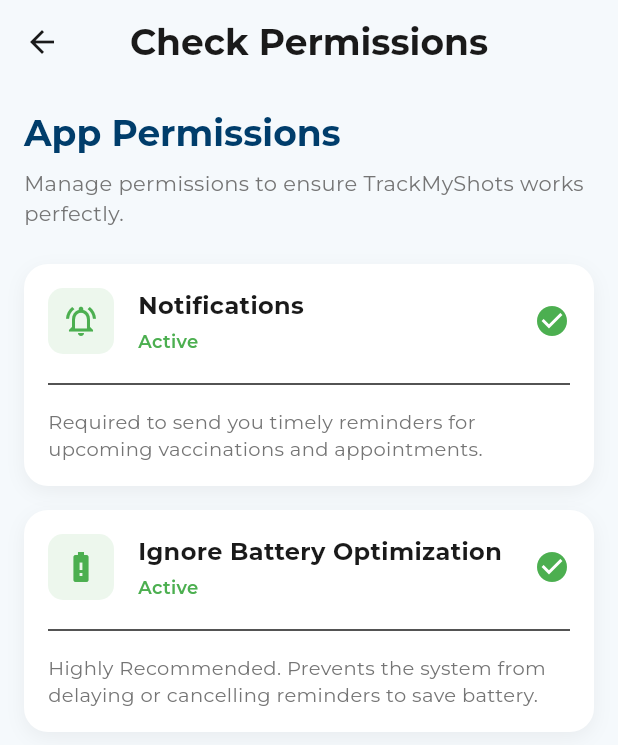
After one commit to KosherKev/trackmyshots, a Flutter app: the ProfileScreen screen opened directly, after a tap on "Permissions", on a phone screen of 412 x 824 dp. The commit adds this screen. Shown: the top 745 px of the screen. Run offline on Flutter 3.47's test engine with Material 3 defaults, Android fonts, the phone set to English and light mode, and no system bars; our stand-ins replace flutter_local_notifications, google_fonts, permission_handler, shared_preferences, timezone; accounts and stored records are empty.

Commit message:
feat(permissions): add permissions management and medical disclaimer screens
- Add permission_handler dependency for managing app permissions
- Create permissions dashboard screen to check and request notifications and battery optimization permissions
- Add medical disclaimer screen with important usage warnings
- Implement cascading schedule updates when doses are administered late
- Add navigation to new screens from profile

```diff
--- a/lib/main.dart
+++ b/lib/main.dart
@@ -15,6 +15,8 @@ import 'package:trackmyshots/screens/onboarding_welcome_screen.dart';
 import 'package:trackmyshots/screens/child_information_screen.dart';
 import 'package:trackmyshots/screens/schedule_confirmation_screen.dart';
 import 'package:trackmyshots/screens/appointment_detail_screen.dart';
+import 'package:trackmyshots/screens/medical_disclaimer_screen.dart';
+import 'package:trackmyshots/screens/permissions_dashboard_screen.dart';
 import 'package:trackmyshots/utils/global_keys.dart';
 
 void main() {
@@ -49,6 +51,8 @@ class TrackMyShotsApp extends StatelessWidget {
         '/onboarding': (context) => const OnboardingWelcomeScreen(),
         '/child-info': (context) => const ChildInformationScreen(),
         '/schedule-confirmation': (context) => const ScheduleConfirmationScreen(),
+        '/medical-disclaimer': (context) => const MedicalDisclaimerScreen(),
+        '/permissions': (context) => const PermissionsDashboardScreen(),
         '/appointment-detail': (context) {
           final appointmentId = ModalRoute.of(context)!.settings.arguments as String;
           final appState = Provider.of<AppState>(context, listen: false);
--- /dev/null
+++ b/lib/screens/permissions_dashboard_screen.dart
@@ -0,0 +1,261 @@
+import 'package:flutter/material.dart';
+import 'package:permission_handler/permission_handler.dart';
+import 'package:trackmyshots/theme/app_theme.dart';
+
+class PermissionsDashboardScreen extends StatefulWidget {
+  const PermissionsDashboardScreen({super.key});
+
+  @override
+  State<PermissionsDashboardScreen> createState() => _PermissionsDashboardScreenState();
+}
+
+class _PermissionsDashboardScreenState extends State<PermissionsDashboardScreen> with WidgetsBindingObserver {
+  bool _notificationsGranted = false;
+  bool _batteryOptimizationIgnored = false;
+  bool _isLoading = true;
+
+  @override
+  void initState() {
+    super.initState();
+    WidgetsBinding.instance.addObserver(this);
+    _checkPermissions();
+  }
+
+  @override
+  void dispose() {
+    WidgetsBinding.instance.removeObserver(this);
+    super.dispose();
+  }
+
+  @override
+  void didChangeAppLifecycleState(AppLifecycleState state) {
+    if (state == AppLifecycleState.resumed) {
+      _checkPermissions();
+    }
+  }
+
+  Future<void> _checkPermissions() async {
+    setState(() => _isLoading = true);
+
+    final notificationStatus = await Permission.notification.status;
+    final batteryStatus = await Permission.ignoreBatteryOptimizations.status;
+
+    if (mounted) {
+      setState(() {
+        _notificationsGranted = notificationStatus.isGranted;
+        // Battery optimization: isGranted means it is IGNORING optimizations (good for us)
+        _batteryOptimizationIgnored = batteryStatus.isGranted;
+        _isLoading = false;
+      });
+    }
+  }
+
+  Future<void> _requestNotificationPermission() async {
+    final status = await Permission.notification.request();
+    if (status.isPermanentlyDenied) {
+      if (mounted) openAppSettings();
+    } else {
+      _checkPermissions();
+    }
+  }
+
+  Future<void> _requestBatteryPermission() async {
+    final status = await Permission.ignoreBatteryOptimizations.request();
+    if (status.isPermanentlyDenied) {
+      if (mounted) openAppSettings();
+    } else {
+      _checkPermissions();
+    }
+  }
+
+  @override
+  Widget build(BuildContext context) {
+    return Scaffold(
+      appBar: AppBar(
+        title: const Text('Check Permissions'),
+      ),
+      body: _isLoading
+          ? const Center(child: CircularProgressIndicator())
+          : SingleChildScrollView(
+              padding: const EdgeInsets.all(AppTheme.paddingMedium),
+              child: Column(
+                crossAxisAlignment: CrossAxisAlignment.start,
+                children: [
+                  _buildHeader(context),
+                  const SizedBox(height: 24),
+                  _buildPermissionCard(
+                    context,
+                    title: 'Notifications',
+                    description: 'Required to send you timely reminders for upcoming vaccinations and appointments.',
+                    icon: Icons.notifications_active_outlined,
+                    isGranted: _notificationsGranted,
+                    onAction: _requestNotificationPermission,
+                  ),
+                  const SizedBox(height: 16),
+                  _buildPermissionCard(
+                    context,
+                    title: 'Ignore Battery Optimization',
+                    description: 'Highly Recommended. Prevents the system from delaying or cancelling reminders to save battery.',
+                    icon: Icons.battery_alert_outlined,
+                    isGranted: _batteryOptimizationIgnored,
+                    onAction: _requestBatteryPermission,
+                    isCritical: false, // Optional but recommended
+                  ),
+                  const SizedBox(height: 32),
+                  if (!_notificationsGranted || !_batteryOptimizationIgnored)
+                    Container(
+                      padding: const EdgeInsets.all(16),
+                      decoration: BoxDecoration(
+                        color: Colors.orange.withOpacity(0.1),
+                        borderRadius: BorderRadius.circular(12),
+                        border: Border.all(color: Colors.orange.withOpacity(0.3)),
+                      ),
+                      child: Row(
+                        children: [
+                          const Icon(Icons.info_outline, color: Colors.orange),
+                          const SizedBox(width: 12),
+                          Expanded(
+                            child: Text(
+                              'Some features may not work correctly without these permissions.',
+                              style: TextStyle(
+                                color: Colors.orange[800],
+                                fontWeight: FontWeight.w500,
+                              ),
+                            ),
+                          ),
+                        ],
+                      ),
+                    ),
+                ],
+              ),
+            ),
+    );
+  }
+
+  Widget _buildHeader(BuildContext context) {
+    return Column(
+      crossAxisAlignment: CrossAxisAlignment.start,
+      children: [
+        Text(
+          'App Permissions',
+          style: Theme.of(context).textTheme.headlineSmall?.copyWith(
+                fontWeight: FontWeight.bold,
+                color: AppTheme.primaryDark,
+              ),
+        ),
+        const SizedBox(height: 8),
+        Text(
+          'Manage permissions to ensure TrackMyShots works perfectly.',
+          style: Theme.of(context).textTheme.bodyMedium?.copyWith(
+                color: Colors.grey[600],
+              ),
+        ),
+      ],
+    );
+  }
+
+  Widget _buildPermissionCard(
+    BuildContext context, {
+    required String title,
+    required String description,
+    required IconData icon,
+    required bool isGranted,
+    required VoidCallback onAction,
+    bool isCritical = true,
+  }) {
+    return Container(
+      padding: const EdgeInsets.all(16),
+      decoration: BoxDecoration(
+        color: Colors.white,
+        borderRadius: BorderRadius.circular(16),
+        boxShadow: [
+          BoxShadow(
+            color: Colors.black.withOpacity(0.05),
+            blurRadius: 10,
+            offset: const Offset(0, 4),
+          ),
+        ],
+      ),
+      child: Column(
+        children: [
+          Row(
+            children: [
+              Container(
+                padding: const EdgeInsets.all(10),
+                decoration: BoxDecoration(
+                  color: isGranted
+                      ? AppTheme.success.withOpacity(0.1)
+                      : (isCritical ? Colors.red.withOpacity(0.1) : Colors.orange.withOpacity(0.1)),
+                  borderRadius: BorderRadius.circular(10),
+                ),
+                child: Icon(
+                  icon,
+                  color: isGranted
+                      ? AppTheme.success
+                      : (isCritical ? Colors.red : Colors.orange),
+                  size: 24,
+                ),
+              ),
+              const SizedBox(width: 16),
+              Expanded(
+                child: Column(
+                  crossAxisAlignment: CrossAxisAlignment.start,
+                  children: [
+                    Text(
+                      title,
+                      style: const TextStyle(
+                        fontSize: 16,
+                        fontWeight: FontWeight.bold,
+                      ),
+                    ),
+                    const SizedBox(height: 4),
+                    Text(
+                      isGranted ? 'Active' : 'Action Needed',
+                      style: TextStyle(
+                        fontSize: 12,
+                        fontWeight: FontWeight.w600,
+                        color: isGranted
+                            ? AppTheme.success
+                            : (isCritical ? Colors.red : Colors.orange),
+                      ),
+                    ),
+                  ],
+                ),
+              ),
+              if (!isGranted)
+                ElevatedButton(
+                  onPressed: onAction,
+                  style: ElevatedButton.styleFrom(
+                    backgroundColor: isCritical ? Colors.red : Colors.orange,
+                    foregroundColor: Colors.white,
+                    padding: const EdgeInsets.symmetric(horizontal: 16, vertical: 0),
+                    visualDensity: VisualDensity.compact,
+                    shape: RoundedRectangleBorder(
+                      borderRadius: BorderRadius.circular(20),
+                    ),
+                  ),
+                  child: const Text('Enable'),
+                )
+              else
+                const Icon(
+                  Icons.check_circle,
+                  color: AppTheme.success,
+                ),
+            ],
+          ),
+          const SizedBox(height: 12),
+          const Divider(),
+          const SizedBox(height: 8),
+          Text(
+            description,
+            style: TextStyle(
+              fontSize: 13,
+              color: Colors.grey[600],
+              height: 1.4,
+            ),
+          ),
+        ],
+      ),
+    );
+  }
+}
--- a/lib/screens/profile_screen.dart
+++ b/lib/screens/profile_screen.dart
@@ -335,6 +335,22 @@ class _ProfileScreenState extends State<ProfileScreen> {
           ),
           const Divider(height: 1, indent: 56),
           ListTile(
+            leading: const Icon(Icons.security, color: Color(0xFF0066B3)),
+            title: const Text(
+              'Permissions',
+              style: TextStyle(fontSize: 16),
+            ),
+            subtitle: const Text(
+              'Manage app permissions',
+              style: TextStyle(fontSize: 13, color: Color(0xFF757575)),
+            ),
+            trailing: const Icon(Icons.chevron_right, color: Color(0xFF757575)),
+            onTap: () {
+              Navigator.pushNamed(context, '/permissions');
+            },
+          ),
+          const Divider(height: 1, indent: 56),
+          ListTile(
             leading: const Icon(Icons.language, color: Color(0xFF0066B3)),
             title: const Text(
               'Language',
@@ -496,6 +512,18 @@ class _ProfileScreenState extends State<ProfileScreen> {
           ),
           const Divider(height: 1, indent: 56),
           ListTile(
+            leading: const Icon(Icons.warning_amber_rounded, color: Color(0xFF0066B3)),
+            title: const Text(
+              'Medical Disclaimer',
+              style: TextStyle(fontSize: 16),
+            ),
+            trailing: const Icon(Icons.chevron_right, color: Color(0xFF757575)),
+            onTap: () {
+              Navigator.pushNamed(context, '/medical-disclaimer');
+            },
+          ),
+          const Divider(height: 1, indent: 56),
+          ListTile(
             leading: const Icon(Icons.contact_mail, color: Color(0xFF0066B3)),
             title: const Text(
               'Contact Us',
--- a/pubspec.yaml
+++ b/pubspec.yaml
@@ -39,6 +39,7 @@ dependencies:
   # Fonts
   google_fonts: ^6.1.0
   timezone: ^0.9.4
+  permission_handler: ^12.0.1
 
 dev_dependencies:
   flutter_test:
```
Also changed, not shown: lib/screens/medical_disclaimer_screen.dart (added, +100 -0 lines), lib/services/app_state.dart (+54 -1 lines), pubspec.lock, 2 other files.
